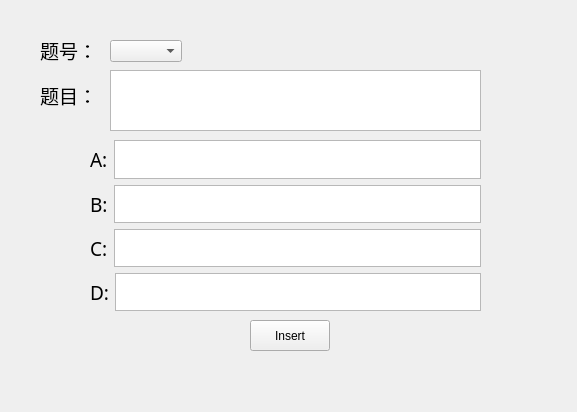
Above: Classroom_Assistant/insertpaper.ui from naifuliang/Classroom_Assistant before the change. Below: the same form after it.
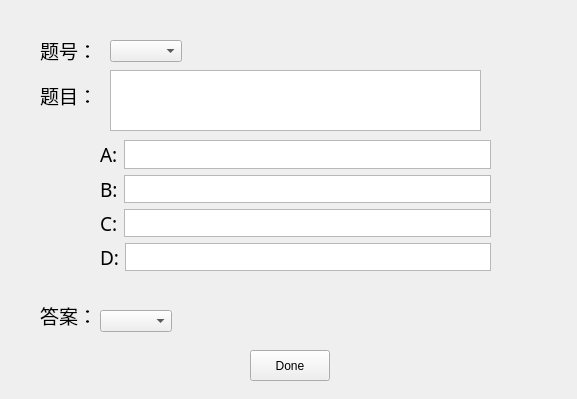
That is the form after the change.

Patch:
```diff
--- a/Classroom_Assistant/insertpaper.ui
+++ b/Classroom_Assistant/insertpaper.ui
@@ -7,7 +7,7 @@
     <x>0</x>
     <y>0</y>
     <width>577</width>
-    <height>412</height>
+    <height>399</height>
    </rect>
   </property>
   <property name="windowTitle">
@@ -46,13 +46,13 @@
    <property name="geometry">
     <rect>
      <x>250</x>
-     <y>320</y>
+     <y>350</y>
      <width>80</width>
      <height>31</height>
     </rect>
    </property>
    <property name="text">
-    <string>Insert</string>
+    <string>Done</string>
    </property>
   </widget>
   <widget class="QTextEdit" name="Description">
@@ -87,10 +87,10 @@
   <widget class="QWidget" name="verticalLayoutWidget">
    <property name="geometry">
     <rect>
-     <x>90</x>
+     <x>100</x>
      <y>140</y>
      <width>391</width>
-     <height>171</height>
+     <height>131</height>
     </rect>
    </property>
    <layout class="QVBoxLayout" name="verticalLayout">
@@ -176,6 +176,35 @@
     </item>
    </layout>
   </widget>
+  <widget class="QLabel" name="label_7">
+   <property name="geometry">
+    <rect>
+     <x>40</x>
+     <y>300</y>
+     <width>54</width>
+     <height>31</height>
+    </rect>
+   </property>
+   <property name="font">
+    <font>
+     <family>Agency FB</family>
+     <pointsize>14</pointsize>
+    </font>
+   </property>
+   <property name="text">
+    <string>答案：</string>
+   </property>
+  </widget>
+  <widget class="QComboBox" name="AnswerBox">
+   <property name="geometry">
+    <rect>
+     <x>100</x>
+     <y>310</y>
+     <width>72</width>
+     <height>22</height>
+    </rect>
+   </property>
+  </widget>
  </widget>
  <resources/>
  <connections/>
```
Left out of the diff: 2 changed lines with no effect on the pictures.
